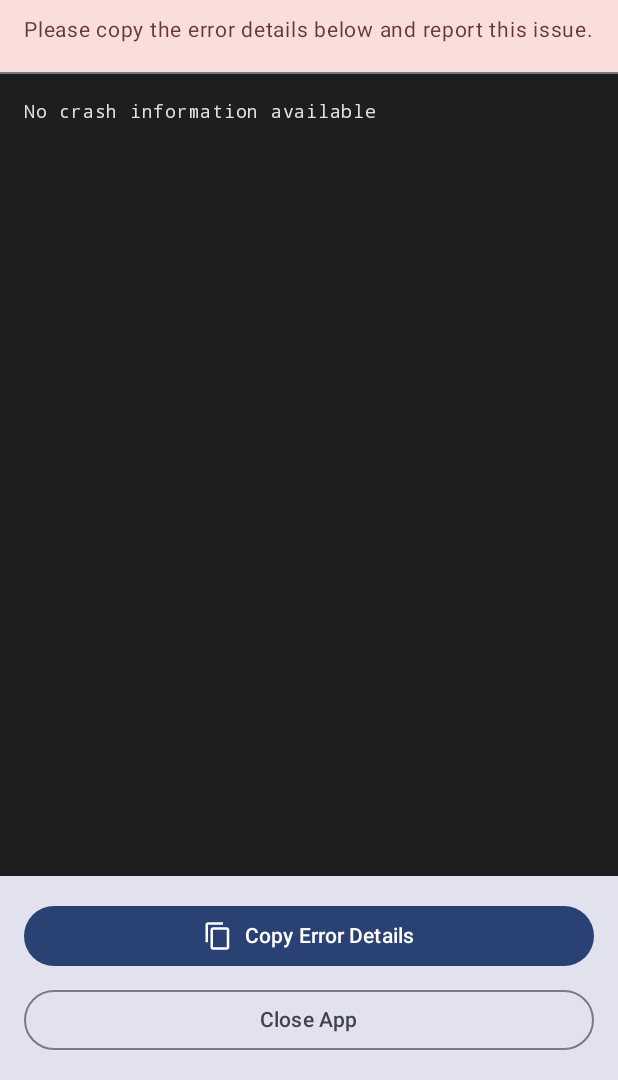
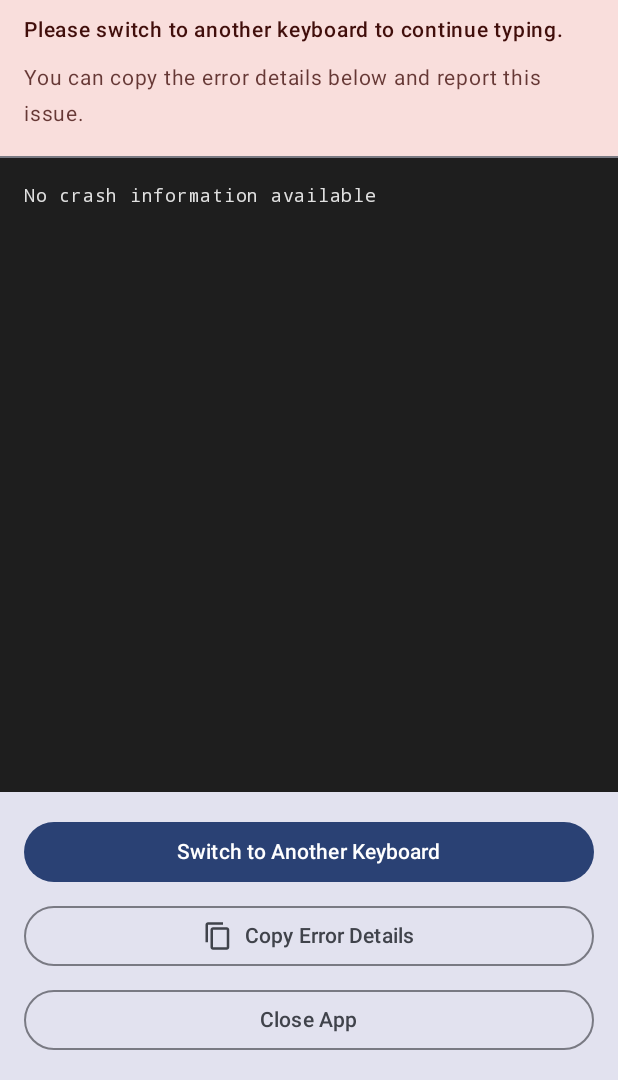
Before and after one commit to alexey-a-abramov/hyperwhisper, an Android app built with Jetpack Compose: the CrashActivity screen opened directly, with no data from a screen before it, on a phone screen of 412 x 824 dp, the part 156-1236 px from its top. Run offline under Robolectric (Android 15) with nearby library versions, the phone set to English and light mode, and no system bars.

Commit message:
Fix: Make crash handler singleton and add keyboard switcher
Prevents infinite crash loop that made the device unusable:
- Added singleton pattern to show crash dialog only once per session
- Added prominent "Switch to Another Keyboard" button as primary action
- Opens keyboard settings directly to allow user to switch keyboards
- Updated messaging to guide users to switch keyboards first
- Suppresses duplicate crashes after first one is shown

This ensures users can recover from a crash by switching keyboards
instead of being stuck in an endless crash loop.

```diff
--- a/app/src/main/java/com/hyperwhisper/ime/utils/CrashActivity.kt
+++ b/app/src/main/java/com/hyperwhisper/ime/utils/CrashActivity.kt
@@ -3,7 +3,9 @@ package com.hyperwhisper.utils
 import android.content.ClipData
 import android.content.ClipboardManager
 import android.content.Context
+import android.content.Intent
 import android.os.Bundle
+import android.provider.Settings
 import android.widget.Toast
 import androidx.activity.ComponentActivity
 import androidx.activity.compose.setContent
@@ -40,6 +42,7 @@ class CrashActivity : ComponentActivity() {
                 CrashScreen(
                     crashInfo = crashInfo,
                     onCopy = { copyToClipboard() },
+                    onSwitchKeyboard = { openKeyboardSettings() },
                     onClose = { finish() }
                 )
             }
@@ -53,6 +56,17 @@ class CrashActivity : ComponentActivity() {
         Toast.makeText(this, "Crash report copied to clipboard", Toast.LENGTH_LONG).show()
     }
 
+    private fun openKeyboardSettings() {
+        try {
+            val intent = Intent(Settings.ACTION_INPUT_METHOD_SETTINGS).apply {
+                flags = Intent.FLAG_ACTIVITY_NEW_TASK
+            }
+            startActivity(intent)
+        } catch (e: Exception) {
+            Toast.makeText(this, "Could not open keyboard settings", Toast.LENGTH_SHORT).show()
+        }
+    }
+
     override fun onBackPressed() {
         super.onBackPressed()
         exitProcess(0)
@@ -64,6 +78,7 @@ class CrashActivity : ComponentActivity() {
 fun CrashScreen(
     crashInfo: String,
     onCopy: () -> Unit,
+    onSwitchKeyboard: () -> Unit,
     onClose: () -> Unit
 ) {
     Scaffold(
@@ -102,11 +117,18 @@ fun CrashScreen(
                     verticalArrangement = Arrangement.spacedBy(8.dp)
                 ) {
                     Button(
-                        onClick = onCopy,
+                        onClick = onSwitchKeyboard,
                         modifier = Modifier.fillMaxWidth(),
                         colors = ButtonDefaults.buttonColors(
                             containerColor = MaterialTheme.colorScheme.primary
                         )
+                    ) {
+                        Text("Switch to Another Keyboard")
+                    }
+
+                    OutlinedButton(
+                        onClick = onCopy,
+                        modifier = Modifier.fillMaxWidth()
                     ) {
                         Icon(
                             Icons.Default.ContentCopy,
@@ -148,7 +170,13 @@ fun CrashScreen(
                         color = MaterialTheme.colorScheme.onErrorContainer
                     )
                     Text(
-                        "Please copy the error details below and report this issue.",
+                        "Please switch to another keyboard to continue typing.",
+                        fontSize = 14.sp,
+                        fontWeight = FontWeight.Medium,
+                        color = MaterialTheme.colorScheme.onErrorContainer
+                    )
+                    Text(
+                        "You can copy the error details below and report this issue.",
                         fontSize = 14.sp,
                         color = MaterialTheme.colorScheme.onErrorContainer.copy(alpha = 0.8f)
                     )
```
Also changed, not shown: app/src/main/java/com/hyperwhisper/ime/utils/CrashHandler.kt (+9 -0 lines).
